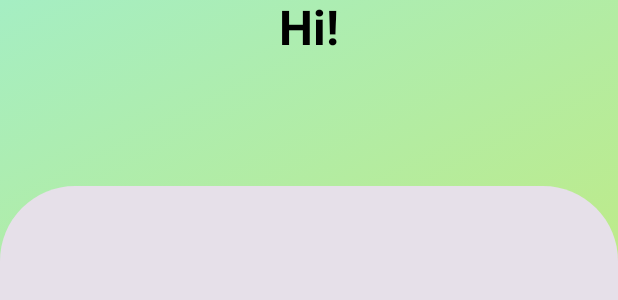
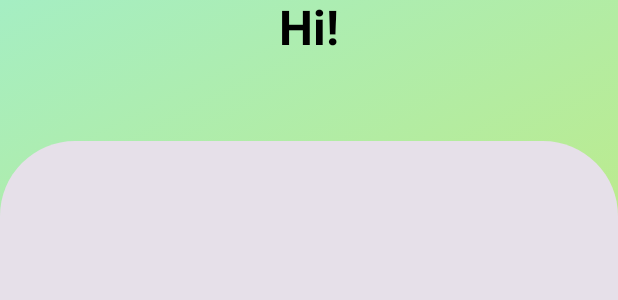
Before and after one commit to faellareis/bmi-celso-bb, an Android app built with Jetpack Compose: the @Preview function UserDataScreenPreview, on a phone screen of 412 x 824 dp. Shown: the top 300 px of the screen. Run offline under Robolectric (Android 15) with nearby library versions, the phone set to English and light mode, and no system bars.

Commit message:
iniciando a UserDataScreen2

```diff
--- a/app/src/main/java/br/senai/sp/jandira/bmi/screens/UserDataScreen.kt
+++ b/app/src/main/java/br/senai/sp/jandira/bmi/screens/UserDataScreen.kt
@@ -56,7 +56,7 @@ fun UserDataScreen(modifier: Modifier = Modifier){
                 Card(
                     modifier = Modifier
                         .fillMaxWidth()
-                        .height(700.dp),
+                        .height(730.dp),
                     shape = RoundedCornerShape(
                         topStart = 50.dp,
                         topEnd = 50.dp)
```
